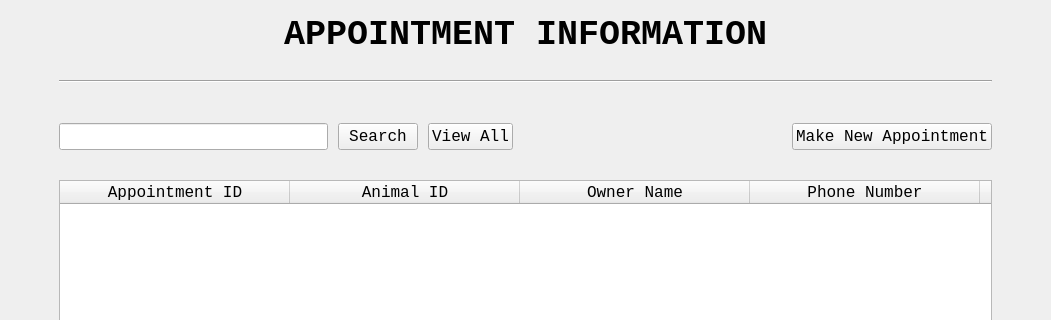
ASNaeem/Simple-VCMS, file AppointmentUI.ui: the form before one commit; both pictures show x 0 to 1051 and y 0 to 320 of the 1051 by 700 pixel window.
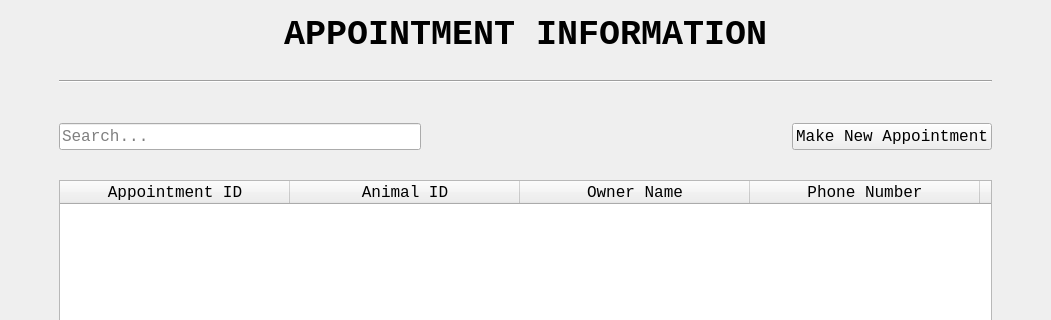
The form after the commit.

Commit message: added search method

```diff
--- a/AppointmentUI.ui
+++ b/AppointmentUI.ui
@@ -90,82 +90,7 @@
         <property name="spacing">
          <number>10</number>
         </property>
-        <item row="1" column="5">
-         <widget class="QPushButton" name="button_app_create">
-          <property name="sizePolicy">
-           <sizepolicy hsizetype="Minimum" vsizetype="Fixed">
-            <horstretch>0</horstretch>
-            <verstretch>0</verstretch>
-           </sizepolicy>
-          </property>
-          <property name="font">
-           <font>
-            <family>Courier New</family>
-            <pointsize>12</pointsize>
-            <weight>50</weight>
-            <bold>false</bold>
-            <kerning>true</kerning>
-           </font>
-          </property>
-          <property name="cursor">
-           <cursorShape>PointingHandCursor</cursorShape>
-          </property>
-          <property name="text">
-           <string>Make New Appointment</string>
-          </property>
-          <property name="iconSize">
-           <size>
-            <width>16</width>
-            <height>16</height>
-           </size>
-          </property>
-         </widget>
-        </item>
         <item row="1" column="2">
-         <widget class="QPushButton" name="button_app_search">
-          <property name="sizePolicy">
-           <sizepolicy hsizetype="Minimum" vsizetype="Fixed">
-            <horstretch>0</horstretch>
-            <verstretch>0</verstretch>
-           </sizepolicy>
-          </property>
-          <property name="font">
-           <font>
-            <family>Courier New</family>
-            <pointsize>12</pointsize>
-            <weight>50</weight>
-            <bold>false</bold>
-            <kerning>true</kerning>
-           </font>
-          </property>
-          <property name="cursor">
-           <cursorShape>PointingHandCursor</cursorShape>
-          </property>
-          <property name="text">
-           <string>Search</string>
-          </property>
-         </widget>
-        </item>
-        <item row="1" column="0">
-         <widget class="QLineEdit" name="line_animal_search_2">
-          <property name="sizePolicy">
-           <sizepolicy hsizetype="Expanding" vsizetype="Fixed">
-            <horstretch>0</horstretch>
-            <verstretch>0</verstretch>
-           </sizepolicy>
-          </property>
-          <property name="font">
-           <font>
-            <family>Courier New</family>
-            <pointsize>12</pointsize>
-            <weight>50</weight>
-            <bold>false</bold>
-            <kerning>true</kerning>
-           </font>
-          </property>
-         </widget>
-        </item>
-        <item row="1" column="4">
          <spacer name="horizontalSpacer_4">
           <property name="orientation">
            <enum>Qt::Horizontal</enum>
@@ -179,7 +104,7 @@
          </spacer>
         </item>
         <item row="1" column="3">
-         <widget class="QPushButton" name="button_app_view_all">
+         <widget class="QPushButton" name="button_app_create">
           <property name="sizePolicy">
            <sizepolicy hsizetype="Minimum" vsizetype="Fixed">
             <horstretch>0</horstretch>
@@ -199,7 +124,35 @@
            <cursorShape>PointingHandCursor</cursorShape>
           </property>
           <property name="text">
-           <string>View All</string>
+           <string>Make New Appointment</string>
+          </property>
+          <property name="iconSize">
+           <size>
+            <width>16</width>
+            <height>16</height>
+           </size>
+          </property>
+         </widget>
+        </item>
+        <item row="1" column="0">
+         <widget class="QLineEdit" name="line_appointment_search">
+          <property name="sizePolicy">
+           <sizepolicy hsizetype="Expanding" vsizetype="Fixed">
+            <horstretch>0</horstretch>
+            <verstretch>0</verstretch>
+           </sizepolicy>
+          </property>
+          <property name="font">
+           <font>
+            <family>Courier New</family>
+            <pointsize>12</pointsize>
+            <weight>50</weight>
+            <bold>false</bold>
+            <kerning>true</kerning>
+           </font>
+          </property>
+          <property name="placeholderText">
+           <string>Search...</string>
           </property>
          </widget>
         </item>
```
The commit also changes 9 other files.
